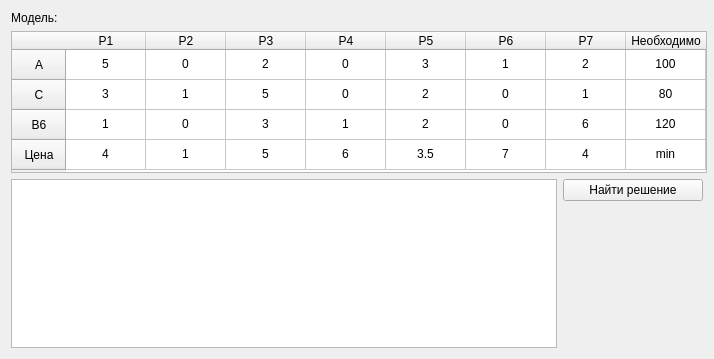
kos1posha/kubstu, file other/ft-studs/Jukov/mp_polyvitamines/qt/view.ui: the form before one commit.
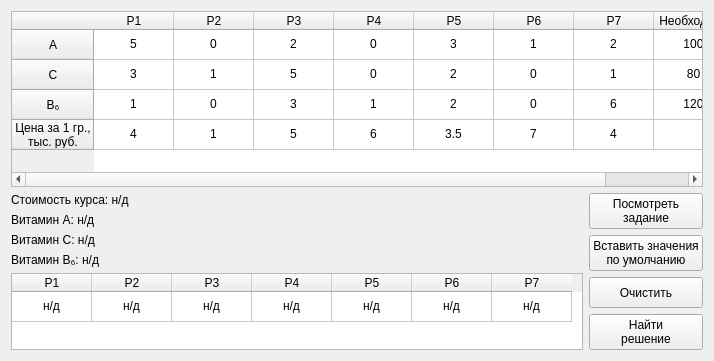
The form after the commit.

Commit message: Update: Make output more prettier, add buttons for clear output, show task and put default values

Diff of the .ui file:
```diff
--- a/other/ft-studs/Jukov/mp_polyvitamines/qt/view.ui
+++ b/other/ft-studs/Jukov/mp_polyvitamines/qt/view.ui
@@ -7,7 +7,7 @@
     <x>0</x>
     <y>0</y>
     <width>714</width>
-    <height>359</height>
+    <height>361</height>
    </rect>
   </property>
   <property name="minimumSize">
@@ -26,26 +26,199 @@
    <string>Расчет курса витаминов</string>
   </property>
   <layout class="QGridLayout" name="gl_main">
-   <item row="1" column="0">
+   <item row="6" column="0" rowspan="7">
+    <widget class="QTableWidget" name="tw_point">
+     <property name="sizePolicy">
+      <sizepolicy hsizetype="Expanding" vsizetype="Expanding">
+       <horstretch>0</horstretch>
+       <verstretch>0</verstretch>
+      </sizepolicy>
+     </property>
+     <attribute name="horizontalHeaderDefaultSectionSize">
+      <number>80</number>
+     </attribute>
+     <attribute name="verticalHeaderVisible">
+      <bool>false</bool>
+     </attribute>
+     <row>
+      <property name="text">
+       <string>Необходимо</string>
+      </property>
+      <property name="textAlignment">
+       <set>AlignCenter</set>
+      </property>
+     </row>
+     <column>
+      <property name="text">
+       <string>P1</string>
+      </property>
+     </column>
+     <column>
+      <property name="text">
+       <string>P2</string>
+      </property>
+     </column>
+     <column>
+      <property name="text">
+       <string>P3</string>
+      </property>
+     </column>
+     <column>
+      <property name="text">
+       <string>P4</string>
+      </property>
+     </column>
+     <column>
+      <property name="text">
+       <string>P5</string>
+      </property>
+     </column>
+     <column>
+      <property name="text">
+       <string>P6</string>
+      </property>
+     </column>
+     <column>
+      <property name="text">
+       <string>P7</string>
+      </property>
+     </column>
+     <item row="0" column="0">
+      <property name="text">
+       <string>н/д</string>
+      </property>
+      <property name="textAlignment">
+       <set>AlignCenter</set>
+      </property>
+     </item>
+     <item row="0" column="1">
+      <property name="text">
+       <string>н/д</string>
+      </property>
+      <property name="textAlignment">
+       <set>AlignCenter</set>
+      </property>
+     </item>
+     <item row="0" column="2">
+      <property name="text">
+       <string>н/д</string>
+      </property>
+      <property name="textAlignment">
+       <set>AlignCenter</set>
+      </property>
+     </item>
+     <item row="0" column="3">
+      <property name="text">
+       <string>н/д</string>
+      </property>
+      <property name="textAlignment">
+       <set>AlignCenter</set>
+      </property>
+     </item>
+     <item row="0" column="4">
+      <property name="text">
+       <string>н/д</string>
+      </property>
+      <property name="textAlignment">
+       <set>AlignCenter</set>
+      </property>
+     </item>
+     <item row="0" column="5">
+      <property name="text">
+       <string>н/д</string>
+      </property>
+      <property name="textAlignment">
+       <set>AlignCenter</set>
+      </property>
+     </item>
+     <item row="0" column="6">
+      <property name="text">
+       <string>н/д</string>
+      </property>
+      <property name="textAlignment">
+       <set>AlignCenter</set>
+      </property>
+     </item>
+    </widget>
+   </item>
+   <item row="2" column="0" rowspan="4">
+    <widget class="QWidget" name="w_result" native="true">
+     <property name="sizePolicy">
+      <sizepolicy hsizetype="Preferred" vsizetype="Fixed">
+       <horstretch>0</horstretch>
+       <verstretch>0</verstretch>
+      </sizepolicy>
+     </property>
+     <layout class="QVBoxLayout" name="vl_result">
+      <property name="leftMargin">
+       <number>0</number>
+      </property>
+      <property name="topMargin">
+       <number>0</number>
+      </property>
+      <property name="rightMargin">
+       <number>0</number>
+      </property>
+      <property name="bottomMargin">
+       <number>0</number>
+      </property>
+      <item>
+       <widget class="QLabel" name="l_extr">
+        <property name="sizePolicy">
+         <sizepolicy hsizetype="Preferred" vsizetype="Fixed">
+          <horstretch>0</horstretch>
+          <verstretch>0</verstretch>
+         </sizepolicy>
+        </property>
+        <property name="text">
+         <string>Стоимость курса: н/д</string>
+        </property>
+       </widget>
+      </item>
+      <item>
+       <widget class="QLabel" name="l_a">
+        <property name="sizePolicy">
+         <sizepolicy hsizetype="Preferred" vsizetype="Fixed">
+          <horstretch>0</horstretch>
+          <verstretch>0</verstretch>
+         </sizepolicy>
+        </property>
+        <property name="text">
+         <string>Витамин А: н/д</string>
+        </property>
+       </widget>
+      </item>
+      <item>
+       <widget class="QLabel" name="l_c">
+        <property name="sizePolicy">
+         <sizepolicy hsizetype="Preferred" vsizetype="Fixed">
+          <horstretch>0</horstretch>
+          <verstretch>0</verstretch>
+         </sizepolicy>
+        </property>
+        <property name="text">
+         <string>Витамин С: н/д</string>
+        </property>
+       </widget>
+      </item>
+      <item>
+       <widget class="QLabel" name="l_b6">
+        <property name="text">
+         <string>Витамин B₆: н/д</string>
+        </property>
+       </widget>
+      </item>
+     </layout>
+    </widget>
+   </item>
+   <item row="0" column="0" colspan="2">
     <widget class="QTableWidget" name="tw_model">
      <property name="sizePolicy">
-      <sizepolicy hsizetype="Expanding" vsizetype="Fixed">
+      <sizepolicy hsizetype="Expanding" vsizetype="Expanding">
        <horstretch>0</horstretch>
        <verstretch>0</verstretch>
       </sizepolicy>
      </property>
-     <property name="minimumSize">
-      <size>
-       <width>696</width>
-       <height>142</height>
-      </size>
-     </property>
-     <property name="maximumSize">
-      <size>
-       <width>696</width>
-       <height>142</height>
-      </size>
-     </property>
      <attribute name="horizontalHeaderDefaultSectionSize">
       <number>80</number>
      </attribute>
@@ -67,7 +240,7 @@
      </row>
      <row>
       <property name="text">
-       <string>B6</string>
+       <string>B₆</string>
       </property>
       <property name="textAlignment">
        <set>AlignCenter</set>
@@ -75,7 +248,8 @@
      </row>
      <row>
       <property name="text">
-       <string>   Цена   </string>
+       <string>Цена за 1 гр.,
+тыс. руб.</string>
       </property>
       <property name="textAlignment">
        <set>AlignCenter</set>
@@ -371,7 +545,7 @@
      </item>
      <item row="3" column="7">
       <property name="text">
-       <string>min</string>
+       <string/>
       </property>
       <property name="textAlignment">
        <set>AlignCenter</set>
@@ -382,44 +556,83 @@
      </item>
     </widget>
    </item>
-   <item row="0" column="0">
-    <widget class="QLabel" name="l_model">
-     <property name="text">
-      <string>Модель:</string>
+   <item row="2" column="1" rowspan="11">
+    <widget class="QWidget" name="w_buttons" native="true">
+     <property name="sizePolicy">
+      <sizepolicy hsizetype="Fixed" vsizetype="Preferred">
+       <horstretch>0</horstretch>
+       <verstretch>0</verstretch>
+      </sizepolicy>
      </property>
-    </widget>
-   </item>
-   <item row="2" column="1">
-    <widget class="QPushButton" name="pb_solve">
-     <property name="minimumSize">
-      <size>
-       <width>140</width>
-       <height>0</height>
-      </size>
-     </property>
-     <property name="text">
-      <string>Найти решение</string>
-     </property>
-    </widget>
-   </item>
-   <item row="3" column="1">
-    <spacer name="vs">
-     <property name="orientation">
-      <enum>Qt::Vertical</enum>
-     </property>
-     <property name="sizeHint" stdset="0">
-      <size>
-       <width>20</width>
-       <height>40</height>
-      </size>
-     </property>
-    </spacer>
-   </item>
-   <item row="2" column="0" rowspan="3">
-    <widget class="QTextEdit" name="te_output">
-     <property name="readOnly">
-      <bool>true</bool>
-     </property>
+     <layout class="QVBoxLayout" name="vl_buttons">
+      <property name="leftMargin">
+       <number>0</number>
+      </property>
+      <property name="topMargin">
+       <number>0</number>
+      </property>
+      <property name="rightMargin">
+       <number>0</number>
+      </property>
+      <property name="bottomMargin">
+       <number>0</number>
+      </property>
+      <item>
+       <widget class="QPushButton" name="pb_task">
+        <property name="sizePolicy">
+         <sizepolicy hsizetype="Minimum" vsizetype="Expanding">
+          <horstretch>0</horstretch>
+          <verstretch>0</verstretch>
+         </sizepolicy>
+        </property>
+        <property name="text">
+         <string>Посмотреть
+задание</string>
+        </property>
+       </widget>
+      </item>
+      <item>
+       <widget class="QPushButton" name="pb_defaults">
+        <property name="sizePolicy">
+         <sizepolicy hsizetype="Minimum" vsizetype="Expanding">
+          <horstretch>0</horstretch>
+          <verstretch>0</verstretch>
+         </sizepolicy>
+        </property>
+        <property name="text">
+         <string>Вставить значения
+по умолчанию</string>
+        </property>
+       </widget>
+      </item>
+      <item>
+       <widget class="QPushButton" name="pb_clear">
+        <property name="sizePolicy">
+         <sizepolicy hsizetype="Minimum" vsizetype="Expanding">
+          <horstretch>0</horstretch>
+          <verstretch>0</verstretch>
+         </sizepolicy>
+        </property>
+        <property name="text">
+         <string>Очистить</string>
+        </property>
+       </widget>
+      </item>
+      <item>
+       <widget class="QPushButton" name="pb_solve">
+        <property name="sizePolicy">
+         <sizepolicy hsizetype="Minimum" vsizetype="Expanding">
+          <horstretch>0</horstretch>
+          <verstretch>0</verstretch>
+         </sizepolicy>
+        </property>
+        <property name="text">
+         <string>Найти
+решение</string>
+        </property>
+       </widget>
+      </item>
+     </layout>
     </widget>
    </item>
   </layout>
```
The commit also changes 3 other files.
